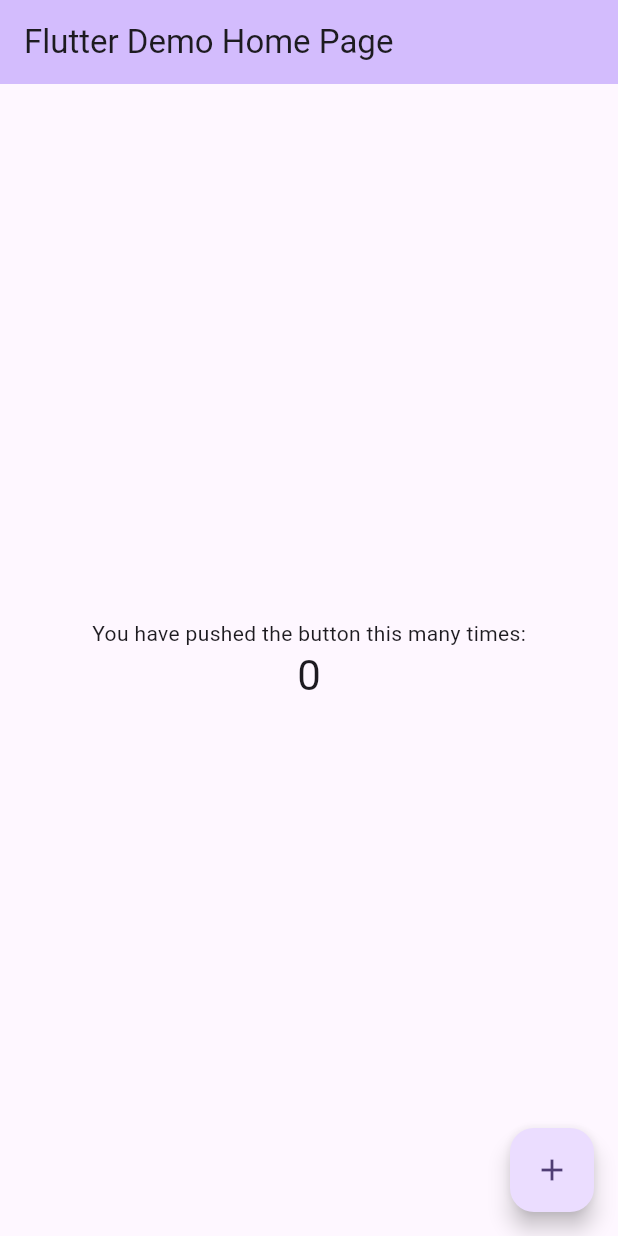
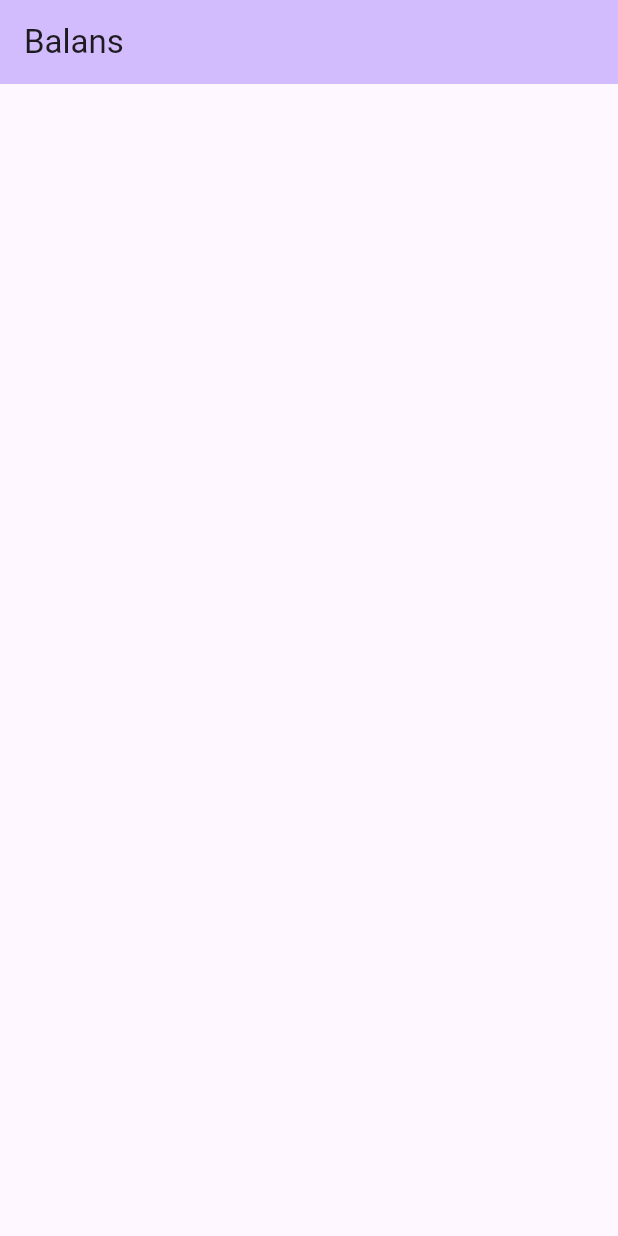
Before and after one commit to kenviriya/balans, a Flutter app: the screen it shows after launch, on a phone screen of 412 x 824 dp. Run offline on Flutter 3.47's test engine with Material 3 defaults, Android fonts, the phone set to English and light mode, and no system bars.

Commit message:
Removes boilerplate and desktop/web platform configs
Streamlines app code by deleting default comments and sample logic.
Limits migration metadata to mobile platforms for clarity.
Improves maintainability and prepares for custom feature development.

```diff
--- a/mobile/balans-flutter/lib/main.dart
+++ b/mobile/balans-flutter/lib/main.dart
@@ -11,41 +11,18 @@ class MyApp extends StatelessWidget {
   @override
   Widget build(BuildContext context) {
     return MaterialApp(
-      title: 'Flutter Demo',
+      debugShowCheckedModeBanner: false,
+      title: 'Balans',
       theme: ThemeData(
-        // This is the theme of your application.
-        //
-        // TRY THIS: Try running your application with "flutter run". You'll see
-        // the application has a purple toolbar. Then, without quitting the app,
-        // try changing the seedColor in the colorScheme below to Colors.green
-        // and then invoke "hot reload" (save your changes or press the "hot
-        // reload" button in a Flutter-supported IDE, or press "r" if you used
-        // the command line to start the app).
-        //
-        // Notice that the counter didn't reset back to zero; the application
-        // state is not lost during the reload. To reset the state, use hot
-        // restart instead.
-        //
-        // This works for code too, not just values: Most code changes can be
-        // tested with just a hot reload.
         colorScheme: ColorScheme.fromSeed(seedColor: Colors.deepPurple),
       ),
-      home: const MyHomePage(title: 'Flutter Demo Home Page'),
+      home: const MyHomePage(title: 'Balans'),
     );
   }
 }
 
 class MyHomePage extends StatefulWidget {
   const MyHomePage({super.key, required this.title});
-
-  // This widget is the home page of your application. It is stateful, meaning
-  // that it has a State object (defined below) that contains fields that affect
-  // how it looks.
-
-  // This class is the configuration for the state. It holds the values (in this
-  // case the title) provided by the parent (in this case the App widget) and
-  // used by the build method of the State. Fields in a Widget subclass are
-  // always marked "final".
 
   final String title;
 
@@ -54,69 +31,13 @@ class MyHomePage extends StatefulWidget {
 }
 
 class _MyHomePageState extends State<MyHomePage> {
-  int _counter = 0;
-
-  void _incrementCounter() {
-    setState(() {
-      // This call to setState tells the Flutter framework that something has
-      // changed in this State, which causes it to rerun the build method below
-      // so that the display can reflect the updated values. If we changed
-      // _counter without calling setState(), then the build method would not be
-      // called again, and so nothing would appear to happen.
-      _counter++;
-    });
-  }
-
   @override
   Widget build(BuildContext context) {
-    // This method is rerun every time setState is called, for instance as done
-    // by the _incrementCounter method above.
-    //
-    // The Flutter framework has been optimized to make rerunning build methods
-    // fast, so that you can just rebuild anything that needs updating rather
-    // than having to individually change instances of widgets.
     return Scaffold(
       appBar: AppBar(
-        // TRY THIS: Try changing the color here to a specific color (to
-        // Colors.amber, perhaps?) and trigger a hot reload to see the AppBar
-        // change color while the other colors stay the same.
         backgroundColor: Theme.of(context).colorScheme.inversePrimary,
-        // Here we take the value from the MyHomePage object that was created by
-        // the App.build method, and use it to set our appbar title.
         title: Text(widget.title),
       ),
-      body: Center(
-        // Center is a layout widget. It takes a single child and positions it
-        // in the middle of the parent.
-        child: Column(
-          // Column is also a layout widget. It takes a list of children and
-          // arranges them vertically. By default, it sizes itself to fit its
-          // children horizontally, and tries to be as tall as its parent.
-          //
-          // Column has various properties to control how it sizes itself and
-          // how it positions its children. Here we use mainAxisAlignment to
-          // center the children vertically; the main axis here is the vertical
-          // axis because Columns are vertical (the cross axis would be
-          // horizontal).
-          //
-          // TRY THIS: Invoke "debug painting" (choose the "Toggle Debug Paint"
-          // action in the IDE, or press "p" in the console), to see the
-          // wireframe for each widget.
-          mainAxisAlignment: MainAxisAlignment.center,
-          children: <Widget>[
-            const Text('You have pushed the button this many times:'),
-            Text(
-              '$_counter',
-              style: Theme.of(context).textTheme.headlineMedium,
-            ),
-          ],
-        ),
-      ),
-      floatingActionButton: FloatingActionButton(
-        onPressed: _incrementCounter,
-        tooltip: 'Increment',
-        child: const Icon(Icons.add),
-      ), // This trailing comma makes auto-formatting nicer for build methods.
     );
   }
 }
```
Also changed, not shown: 1 other file.
